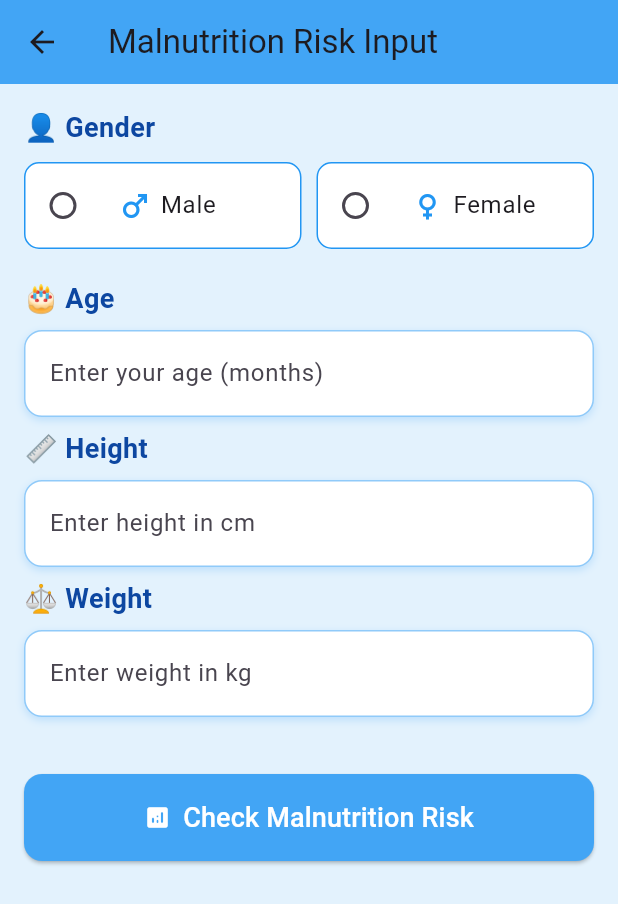
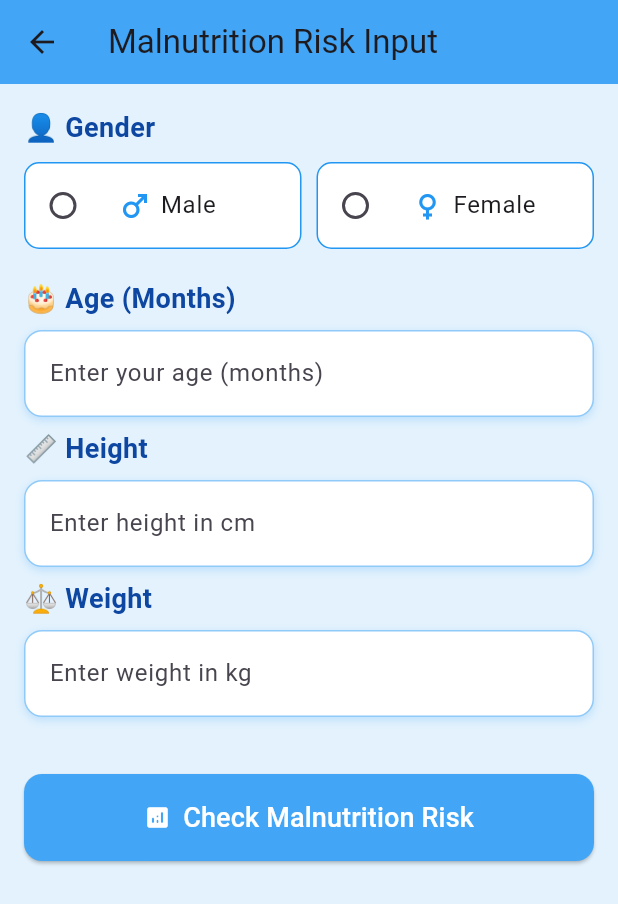
Before and after one commit to raakesh1415/malnutridetect, a Flutter app: the InputScreen screen opened directly, on a phone screen of 412 x 824 dp. Shown: the top 904 px of the screen. Run offline on Flutter 3.47's test engine with Material 3 defaults, Android fonts, the phone set to English and light mode, and no system bars; our stand-ins replace cloud_firestore, firebase_auth, firebase_core, fl_chart, google_fonts, pdf and 3 more; accounts and stored records are empty; network calls fail.

Commit message:
update months

```diff
--- a/lib/input/inputScreen.dart
+++ b/lib/input/inputScreen.dart
@@ -225,7 +225,7 @@ class _InputScreenState extends State<InputScreen> {
               ],
             ),
             SizedBox(height: 20),
-            _buildSectionTitle("🎂 Age"),
+            _buildSectionTitle("🎂 Age (Months)"),
             _buildCard(
               TextField(
                 controller: ageController,
```
